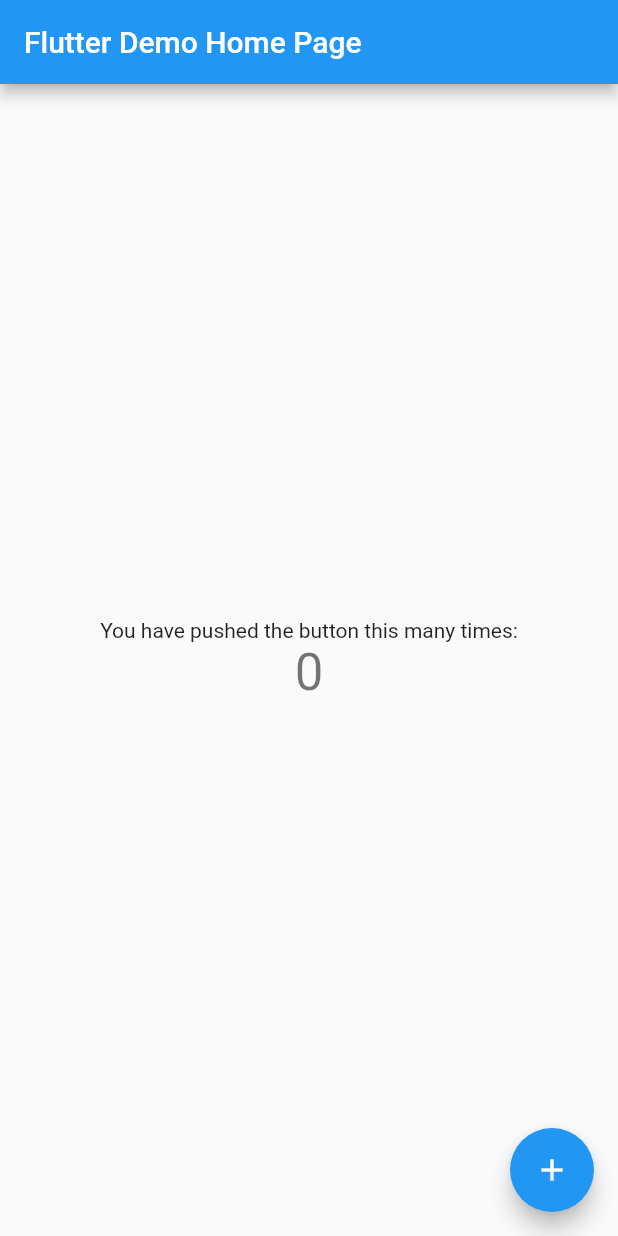
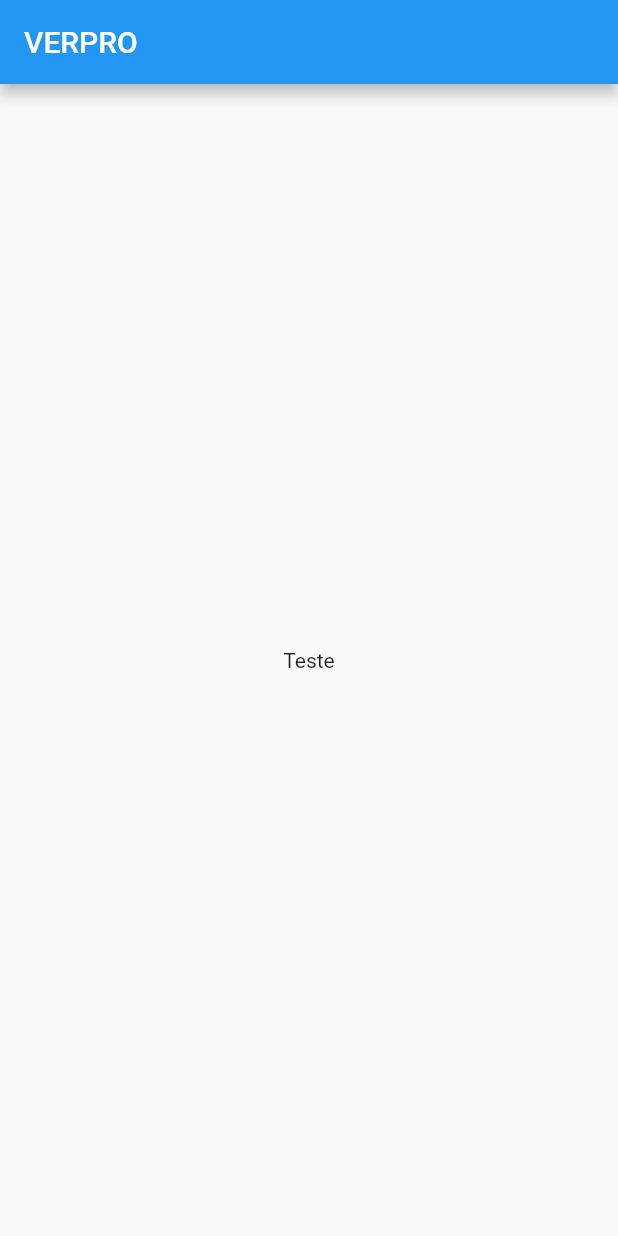
Before and after one commit to mattostiago/verpro, a Flutter app: the screen it shows after launch, on a phone screen of 412 x 824 dp. Run offline on Flutter 3.47's test engine with Material 2 defaults, Android fonts, the light colour scheme and no system bars; our stand-ins replace sqflite; accounts and stored records are empty.

Commit message:
Arquivos iniciais.

```diff
--- /dev/null
+++ b/lib/helpers/database_helper.dart
@@ -0,0 +1,4 @@
+import 'package:path_provider/path_provider.dart';
+import 'package:sqflite/sqflite.dart';
+
+class DatabaseHelper {}
--- a/lib/main.dart
+++ b/lib/main.dart
@@ -1,115 +1,32 @@
 import 'package:flutter/material.dart';
+import 'package:flutter_localizations/flutter_localizations.dart';
+import 'package:verpro/screens/home.dart';
+import 'package:verpro/utils/constants.dart';
 
-void main() {
+void main() async {
   runApp(const MyApp());
 }
 
 class MyApp extends StatelessWidget {
-  const MyApp({super.key});
+  const MyApp({Key? key}) : super(key: key);
 
-  // This widget is the root of your application.
   @override
   Widget build(BuildContext context) {
     return MaterialApp(
-      title: 'Flutter Demo',
+      localizationsDelegates: const [
+        GlobalMaterialLocalizations.delegate,
+        GlobalWidgetsLocalizations.delegate,
+        GlobalCupertinoLocalizations.delegate,
+      ],
+      supportedLocales: const [Locale('pt', 'BR')],
+      debugShowCheckedModeBanner: false,
+      // home: HomePage(),
       theme: ThemeData(
-        // This is the theme of your application.
-        //
-        // Try running your application with "flutter run". You'll see the
-        // application has a blue toolbar. Then, without quitting the app, try
-        // changing the primarySwatch below to Colors.green and then invoke
-        // "hot reload" (press "r" in the console where you ran "flutter run",
-        // or simply save your changes to "hot reload" in a Flutter IDE).
-        // Notice that the counter didn't reset back to zero; the application
-        // is not restarted.
-        primarySwatch: Colors.blue,
+        primarySwatch: corPrimaria,
       ),
-      home: const MyHomePage(title: 'Flutter Demo Home Page'),
+      routes: {
+        '/': (context) => const Home(),
+      },
     );
   }
 }
-
-class MyHomePage extends StatefulWidget {
-  const MyHomePage({super.key, required this.title});
-
-  // This widget is the home page of your application. It is stateful, meaning
-  // that it has a State object (defined below) that contains fields that affect
-  // how it looks.
-
-  // This class is the configuration for the state. It holds the values (in this
-  // case the title) provided by the parent (in this case the App widget) and
-  // used by the build method of the State. Fields in a Widget subclass are
-  // always marked "final".
-
-  final String title;
-
-  @override
-  State<MyHomePage> createState() => _MyHomePageState();
-}
-
-class _MyHomePageState extends State<MyHomePage> {
-  int _counter = 0;
-
-  void _incrementCounter() {
-    setState(() {
-      // This call to setState tells the Flutter framework that something has
-      // changed in this State, which causes it to rerun the build method below
-      // so that the display can reflect the updated values. If we changed
-      // _counter without calling setState(), then the build method would not be
-      // called again, and so nothing would appear to happen.
-      _counter++;
-    });
-  }
-
-  @override
-  Widget build(BuildContext context) {
-    // This method is rerun every time setState is called, for instance as done
-    // by the _incrementCounter method above.
-    //
-    // The Flutter framework has been optimized to make rerunning build methods
-    // fast, so that you can just rebuild anything that needs updating rather
-    // than having to individually change instances of widgets.
-    return Scaffold(
-      appBar: AppBar(
-        // Here we take the value from the MyHomePage object that was created by
-        // the App.build method, and use it to set our appbar title.
-        title: Text(widget.title),
-      ),
-      body: Center(
-        // Center is a layout widget. It takes a single child and positions it
-        // in the middle of the parent.
-        child: Column(
-          // Column is also a layout widget. It takes a list of children and
-          // arranges them vertically. By default, it sizes itself to fit its
-          // children horizontally, and tries to be as tall as its parent.
-          //
-          // Invoke "debug painting" (press "p" in the console, choose the
-          // "Toggle Debug Paint" action from the Flutter Inspector in Android
-          // Studio, or the "Toggle Debug Paint" command in Visual Studio Code)
-          // to see the wireframe for each widget.
-          //
-          // Column has various properties to control how it sizes itself and
-          // how it positions its children. Here we use mainAxisAlignment to
-          // center the children vertically; the main axis here is the vertical
-          // axis because Columns are vertical (the cross axis would be
-          // horizontal).
-          mainAxisAlignment: MainAxisAlignment.center,
-          children: <Widget>[
-            const Text(
-              'You have pushed the button this many times:',
-            ),
-            Text(
-              '$_counter',
-              style: Theme.of(context).textTheme.headlineMedium,
-            ),
-          ],
-        ),
-      ),
-      floatingActionButton: FloatingActionButton(
-        onPressed: _incrementCounter,
-        tooltip: 'Increment',
-        child: const Icon(Icons.add),
-      ), // This trailing comma makes auto-formatting nicer for build methods.
-    );
-  }
-}
--- /dev/null
+++ b/lib/screens/home.dart
@@ -0,0 +1,20 @@
+import 'package:flutter/material.dart';
+
+class Home extends StatefulWidget {
+  const Home({super.key});
+
+  @override
+  State<Home> createState() => _HomeState();
+}
+
+class _HomeState extends State<Home> {
+  @override
+  Widget build(BuildContext context) {
+    return Scaffold(
+      appBar: AppBar(
+        title: Text("VERPRO"),
+      ),
+      body: Center(child: Text("Teste")),
+    );
+  }
+}
--- /dev/null
+++ b/lib/src/models/preco.dart
@@ -0,0 +1,6 @@
+class Preco {
+  Preco(this.id, this.idProduto, this.preco);
+  final int id;
+  final int idProduto;
+  final double preco;
+}
--- /dev/null
+++ b/lib/utils/constants.dart
@@ -0,0 +1,3 @@
+import 'package:flutter/material.dart';
+
+MaterialColor corPrimaria = Colors.blue;
--- a/pubspec.yaml
+++ b/pubspec.yaml
@@ -35,6 +35,9 @@
   # The following adds the Cupertino Icons font to your application.
   # Use with the CupertinoIcons class for iOS style icons.
   cupertino_icons: ^1.0.2
+  sqflite: ^2.2.5
+  flutter_localization: ^0.1.10
+  path_provider: ^2.0.13
 
 dev_dependencies:
   flutter_test:
```
Also changed, not shown: lib/src/models/produto.dart (added, +24 -0 lines), pubspec.lock, 5 other files.
